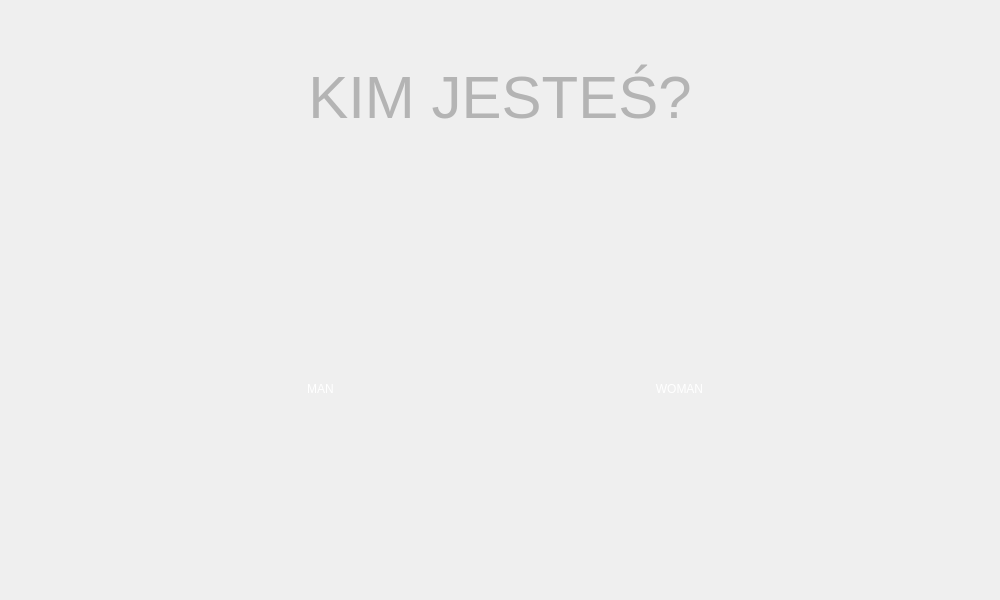
Before: the Qt Designer form sexscreen.ui in AdrianSuliga/BadTravelling, drawn with Qt 5.
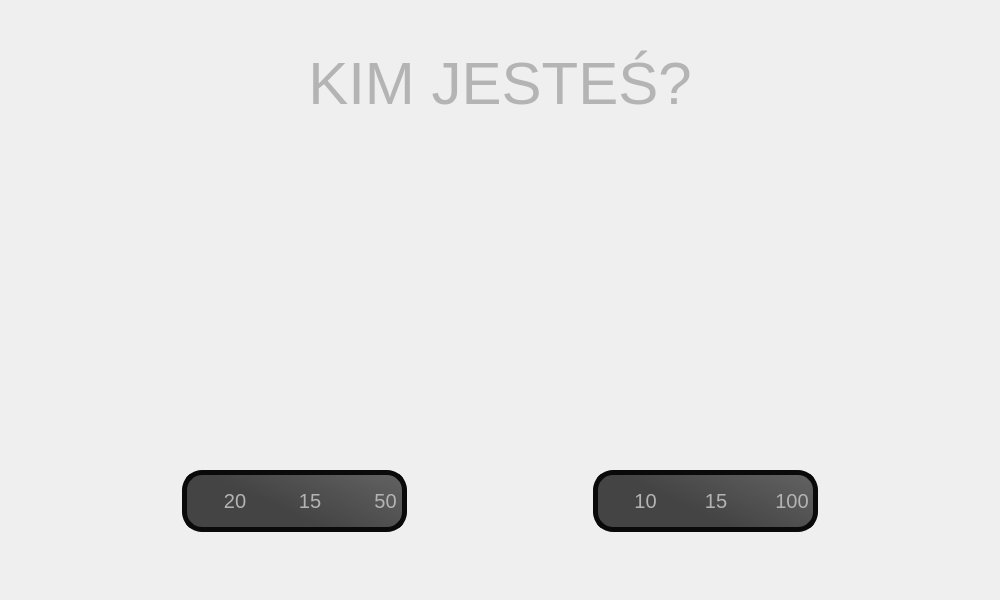
After: the same form once the commit is applied. Icons and pictures are not drawn. Custom widgets are drawn as their Qt base class.

```diff
--- a/sexscreen.ui
+++ b/sexscreen.ui
@@ -25,11 +25,26 @@
 border-style: solid;
 color: white;
 }
-QPushButton:hover {
-background-color: rgb(10, 10, 10);
+#manWidget:hover, #womanWidget:hover {
+background-color: qlineargradient(spread:pad, x1:0.29207, y1:0.389, x2:1, y2:0, stop:0 rgba(40,40,40,200), stop:1 rgba(60,60,60,200));
+border-radius: 30px;
+border-style: solid;
+border-width: 5px;
+border-color: rgba(10,10,10,255);
+}
+#womanStatWidget, #manStatWidget {
+background-color: qlineargradient(spread:pad, x1:0.29207, y1:0.389, x2:1, y2:0, stop:0 rgba(20,20,20,200), stop:1 rgba(60,60,60,200));
+border-radius: 20px;
+border-style: solid;
+border-width: 5px;
+border-color: rgba(10,10,10,255);
+}
+QLabel {
+font-size: 20px;
+color: rgba(180, 180, 180, 255);
 }</string>
   </property>
-  <layout class="QVBoxLayout" name="verticalLayout" stretch="3,1,5,1">
+  <layout class="QVBoxLayout" name="verticalLayout_3" stretch="3,1,7,1">
    <item>
     <widget class="QLabel" name="titleLabel">
      <property name="text">
@@ -54,7 +69,7 @@
     </spacer>
    </item>
    <item>
-    <layout class="QHBoxLayout" name="genderLayout" stretch="2,3,1,3,2">
+    <layout class="QHBoxLayout" name="horizontalLayout_3" stretch="2,3,2,3,2">
      <item>
       <spacer name="horizontalSpacer_2">
        <property name="orientation">
@@ -69,22 +84,124 @@
       </spacer>
      </item>
      <item>
-      <widget class="QPushButton" name="manButton">
-       <property name="sizePolicy">
-        <sizepolicy hsizetype="Preferred" vsizetype="Preferred">
-         <horstretch>0</horstretch>
-         <verstretch>0</verstretch>
-        </sizepolicy>
-       </property>
-       <property name="text">
-        <string>MAN</string>
-       </property>
-       <property name="iconSize">
-        <size>
-         <width>400</width>
-         <height>400</height>
-        </size>
-       </property>
+      <widget class="QClickableWidget" name="manWidget" native="true">
+       <layout class="QVBoxLayout" name="verticalLayout_2" stretch="4,1">
+        <item>
+         <widget class="QPushButton" name="manButton">
+          <property name="sizePolicy">
+           <sizepolicy hsizetype="Preferred" vsizetype="Preferred">
+            <horstretch>0</horstretch>
+            <verstretch>0</verstretch>
+           </sizepolicy>
+          </property>
+          <property name="styleSheet">
+           <string notr="true">border-image: url(:/images/images/AppScreenArt/Man.png) 0 0 0 0 stretch stretch;</string>
+          </property>
+          <property name="text">
+           <string/>
+          </property>
+          <property name="iconSize">
+           <size>
+            <width>400</width>
+            <height>400</height>
+           </size>
+          </property>
+         </widget>
+        </item>
+        <item>
+         <widget class="QWidget" name="manStatWidget" native="true">
+          <layout class="QHBoxLayout" name="horizontalLayout" stretch="2,2,1,2,2,1,2,2">
+           <item>
+            <widget class="QLabel" name="attackIconMan">
+             <property name="styleSheet">
+              <string notr="true">border-image: url(:/images/images/AppScreenArt/attackPoints.png) 0 0 0 0 stretch stretch;
+</string>
+             </property>
+             <property name="text">
+              <string/>
+             </property>
+            </widget>
+           </item>
+           <item>
+            <widget class="QLabel" name="attackPointsMan">
+             <property name="text">
+              <string>20</string>
+             </property>
+             <property name="alignment">
+              <set>Qt::AlignCenter</set>
+             </property>
+            </widget>
+           </item>
+           <item>
+            <spacer name="horizontalSpacer_4">
+             <property name="orientation">
+              <enum>Qt::Horizontal</enum>
+             </property>
+             <property name="sizeHint" stdset="0">
+              <size>
+               <width>6</width>
+               <height>17</height>
+              </size>
+             </property>
+            </spacer>
+           </item>
+           <item>
+            <widget class="QLabel" name="shieldIconMan">
+             <property name="styleSheet">
+              <string notr="true">border-image: url(:/images/images/AppScreenArt/defensePoints.png) 0 0 0 0 stretch stretch;</string>
+             </property>
+             <property name="text">
+              <string/>
+             </property>
+            </widget>
+           </item>
+           <item>
+            <widget class="QLabel" name="shieldPointsMan">
+             <property name="text">
+              <string>15</string>
+             </property>
+             <property name="alignment">
+              <set>Qt::AlignCenter</set>
+             </property>
+            </widget>
+           </item>
+           <item>
+            <spacer name="horizontalSpacer_5">
+             <property name="orientation">
+              <enum>Qt::Horizontal</enum>
+             </property>
+             <property name="sizeHint" stdset="0">
+              <size>
+               <width>13</width>
+               <height>17</height>
+              </size>
+             </property>
+            </spacer>
+           </item>
+           <item>
+            <widget class="QLabel" name="healthIconMan">
+             <property name="styleSheet">
+              <string notr="true">border-image: url(:/images/images/AppScreenArt/healthPoints.png) 0 0 0 0 stretch stretch;</string>
+             </property>
+             <property name="text">
+              <string/>
+             </property>
+            </widget>
+           </item>
+           <item>
+            <widget class="QLabel" name="healthPointsMan">
+             <property name="text">
+              <string>50</string>
+             </property>
+             <property name="alignment">
+              <set>Qt::AlignCenter</set>
+             </property>
+            </widget>
+           </item>
+          </layout>
+         </widget>
+        </item>
+       </layout>
       </widget>
      </item>
      <item>
@@ -101,22 +218,132 @@
       </spacer>
      </item>
      <item>
-      <widget class="QPushButton" name="womanButton">
-       <property name="sizePolicy">
-        <sizepolicy hsizetype="Preferred" vsizetype="Preferred">
-         <horstretch>0</horstretch>
-         <verstretch>0</verstretch>
-        </sizepolicy>
-       </property>
-       <property name="text">
-        <string>WOMAN</string>
-       </property>
-       <property name="iconSize">
-        <size>
-         <width>360</width>
-         <height>360</height>
-        </size>
-       </property>
+      <widget class="QClickableWidget" name="womanWidget" native="true">
+       <layout class="QVBoxLayout" name="verticalLayout" stretch="4,1">
+        <item>
+         <widget class="QPushButton" name="womanButton">
+          <property name="sizePolicy">
+           <sizepolicy hsizetype="Preferred" vsizetype="Preferred">
+            <horstretch>0</horstretch>
+            <verstretch>0</verstretch>
+           </sizepolicy>
+          </property>
+          <property name="styleSheet">
+           <string notr="true">#womanButton {
+border-image: url(:/images/images/AppScreenArt/Woman.png) 0 0 0 0 stretch stretch;
+}
+#womanButton:hover {
+
+}</string>
+          </property>
+          <property name="text">
+           <string/>
+          </property>
+          <property name="iconSize">
+           <size>
+            <width>360</width>
+            <height>360</height>
+           </size>
+          </property>
+         </widget>
+        </item>
+        <item>
+         <widget class="QWidget" name="womanStatWidget" native="true">
+          <layout class="QHBoxLayout" name="horizontalLayout_2" stretch="2,2,1,2,2,1,2,2">
+           <property name="leftMargin">
+            <number>11</number>
+           </property>
+           <item>
+            <widget class="QLabel" name="attackIconWoman">
+             <property name="styleSheet">
+              <string notr="true">border-image: url(:/images/images/AppScreenArt/attackPoints.png) 0 0 0 0 stretch stretch;
+</string>
+             </property>
+             <property name="text">
+              <string/>
+             </property>
+            </widget>
+           </item>
+           <item>
+            <widget class="QLabel" name="attackPointsWoman">
+             <property name="text">
+              <string>10</string>
+             </property>
+             <property name="alignment">
+              <set>Qt::AlignCenter</set>
+             </property>
+            </widget>
+           </item>
+           <item>
+            <spacer name="horizontalSpacer_6">
+             <property name="orientation">
+              <enum>Qt::Horizontal</enum>
+             </property>
+             <property name="sizeHint" stdset="0">
+              <size>
+               <width>5</width>
+               <height>17</height>
+              </size>
+             </property>
+            </spacer>
+           </item>
+           <item>
+            <widget class="QLabel" name="shieldIconWoman">
+             <property name="styleSheet">
+              <string notr="true">border-image: url(:/images/images/AppScreenArt/defensePoints.png) 0 0 0 0 stretch stretch;</string>
+             </property>
+             <property name="text">
+              <string/>
+             </property>
+            </widget>
+           </item>
+           <item>
+            <widget class="QLabel" name="shieldPointsWoman">
+             <property name="text">
+              <string>15</string>
+             </property>
+             <property name="alignment">
+              <set>Qt::AlignCenter</set>
+             </property>
+            </widget>
+           </item>
+           <item>
+            <spacer name="horizontalSpacer_7">
+             <property name="orientation">
+              <enum>Qt::Horizontal</enum>
+             </property>
+             <property name="sizeHint" stdset="0">
+              <size>
+               <width>13</width>
+               <height>17</height>
+              </size>
+             </property>
+            </spacer>
+           </item>
+           <item>
+            <widget class="QLabel" name="healthIconWoman">
+             <property name="styleSheet">
+              <string notr="true">border-image: url(:/images/images/AppScreenArt/healthPoints.png) 0 0 0 0 stretch stretch;</string>
+             </property>
+             <property name="text">
+              <string/>
+             </property>
+            </widget>
+           </item>
+           <item>
+            <widget class="QLabel" name="healthPointsWoman">
+             <property name="text">
+              <string>100</string>
+             </property>
+             <property name="alignment">
+              <set>Qt::AlignCenter</set>
+             </property>
+            </widget>
+           </item>
+          </layout>
+         </widget>
+        </item>
+       </layout>
       </widget>
      </item>
      <item>
@@ -149,6 +376,14 @@
    </item>
   </layout>
  </widget>
+ <customwidgets>
+  <customwidget>
+   <class>QClickableWidget</class>
+   <extends>QWidget</extends>
+   <header location="global">qclickablewidget.h</header>
+   <container>1</container>
+  </customwidget>
+ </customwidgets>
  <resources/>
  <connections/>
 </ui>
```
